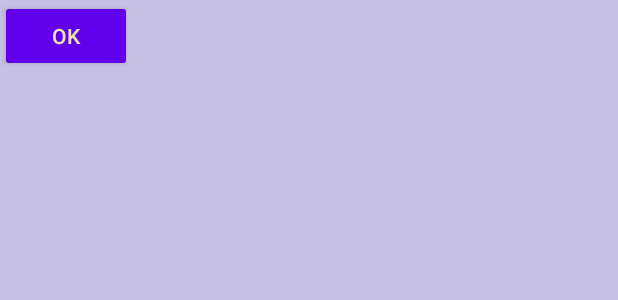
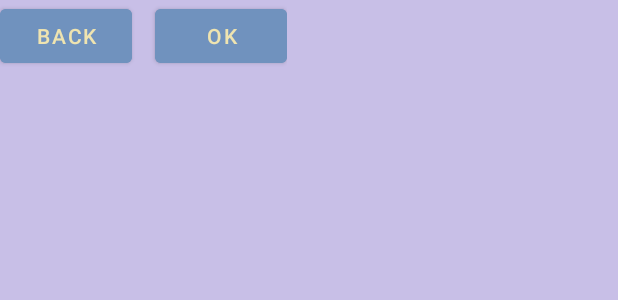
Before and after one commit to MrDlop/Scanner-Table, an Android app: the layout activity_recognize.xml on its own in the app's theme, with its tools: preview values and no code run, on a phone screen of 412 x 824 dp. Shown: the top 300 px of the screen. Run offline under Robolectric (Android 15) with nearby library versions, the light colour scheme and no system bars.

Commit message:
добавлен вывод картинок, изменен дизайн, крякнулся recognize

```diff
--- a/app/src/main/java/com/example/scannertable/ActivityAdd.java
+++ b/app/src/main/java/com/example/scannertable/ActivityAdd.java
@@ -23,6 +23,7 @@ public class ActivityAdd extends AppCompatActivity {
     private static final int RESULT_ACTIVITY_RECOGNIZE = 9995;
 
     public static boolean WPhoto = false;
+    public static boolean getResultActivityRecognize = false;
     public ImageView imageView = null;
     //----------------------------------------------------------------------------------------------
 
@@ -32,7 +33,8 @@ public class ActivityAdd extends AppCompatActivity {
 
         switch (requestCode) {
             case RESULT_ACTIVITY_RECOGNIZE:
-                finish();
+                if(getResultActivityRecognize)
+                    finish();
                 break;
             case RESULT_ACTIVITY_CAMERA:
                 if (CameraService.image != null) {
--- a/app/src/main/java/com/example/scannertable/CameraActivity.java
+++ b/app/src/main/java/com/example/scannertable/CameraActivity.java
@@ -64,7 +64,6 @@ public class CameraActivity extends AppCompatActivity {
 
         Button btConfirm = findViewById(R.id.btConfirm);
         textureView = findViewById(R.id.textureView);
-
         btConfirm.setOnClickListener(view -> {
             if (myCamera.isOpen()) {
                 myCamera.closeCamera();
--- a/app/src/main/res/layout/activity_camera.xml
+++ b/app/src/main/res/layout/activity_camera.xml
@@ -8,14 +8,12 @@
 
     <TextureView
         android:id="@+id/textureView"
-        android:layout_width="210dp"
-        android:layout_height="297dp"
-        android:layout_marginTop="32dp"
+        android:layout_width="wrap_content"
+        android:layout_height="wrap_content"
         app:layout_constraintEnd_toEndOf="parent"
         app:layout_constraintHorizontal_bias="0.49"
         app:layout_constraintStart_toStartOf="parent"
         app:layout_constraintTop_toTopOf="parent" />
-
     <Button
         android:id="@+id/btConfirm"
         style="@style/RoundedCornerButton"
--- a/app/src/main/res/layout/activity_main.xml
+++ b/app/src/main/res/layout/activity_main.xml
@@ -49,11 +49,11 @@
 
         <Button
             android:id="@+id/btCreateTemplate"
-            android:visibility="invisible"
             style="@style/RoundedCornerButton"
             android:layout_width="match_parent"
             android:layout_height="wrap_content"
-            android:text="@string/create_template" />
+            android:text="@string/create_template"
+            android:visibility="invisible" />
 
     </LinearLayout>
 
--- a/app/src/main/res/layout/activity_recognize.xml
+++ b/app/src/main/res/layout/activity_recognize.xml
@@ -12,13 +12,28 @@
         android:layout_height="wrap_content"
         android:orientation="vertical"
         tools:ignore="MissingConstraints">
-
-        <Button
-            android:id="@+id/RecognizeOK"
-            style="@style/RoundedCornerButton"
+        <LinearLayout
             android:layout_width="wrap_content"
             android:layout_height="wrap_content"
-            android:text="@string/ok" />
+            android:orientation="horizontal"
+            tools:ignore="UselessParent">
+
+            <Button
+                android:id="@+id/RecognizeBack"
+                style="@style/RoundedCornerButton"
+                android:layout_width="wrap_content"
+                android:layout_height="wrap_content"
+                android:text="@string/back" />
+
+            <Button
+                android:id="@+id/RecognizeOK"
+                style="@style/RoundedCornerButton"
+                android:layout_width="wrap_content"
+                android:layout_height="wrap_content"
+                android:layout_marginStart="15dp"
+                android:text="@string/ok" />
+        </LinearLayout>
+
     </LinearLayout>
 
 </androidx.constraintlayout.widget.ConstraintLayout>
--- a/app/src/main/res/layout/template_for_recognize.xml
+++ b/app/src/main/res/layout/template_for_recognize.xml
@@ -4,6 +4,11 @@
     android:layout_height="match_parent"
     android:orientation="vertical">
 
+    <ImageView
+        android:layout_width="wrap_content"
+        android:layout_height="wrap_content"
+        android:id="@+id/imageViewTemplate"
+        />
     <TextView
         android:id="@+id/nameView"
         android:layout_width="match_parent"
--- a/app/src/main/res/values/strings.xml
+++ b/app/src/main/res/values/strings.xml
@@ -11,4 +11,5 @@
     <string name="no_found">No found</string>
     <string name="input_name_file">Введите название файла</string>
     <string name="cancel">cansel</string>
+    <string name="back">back</string>
 </resources>
--- a/app/src/main/res/values/styles.xml
+++ b/app/src/main/res/values/styles.xml
@@ -1,8 +1,9 @@
 <?xml version="1.0" encoding="utf-8"?>
 <resources>
 
-    <style name="RoundedCornerButton" parent="@style/Widget.AppCompat.Button.Colored">
+    <style name="RoundedCornerButton">
         <item name="background">@drawable/btn_rounded_corner</item>
+        <item name="android:backgroundTint">@color/light_blue</item>
         <item name="android:textColor">@color/light_yellow</item>
     </style>
 </resources>
```
Also changed, not shown: app/src/main/java/com/example/scannertable/RecognizeActivity.java (+43 -3 lines).
